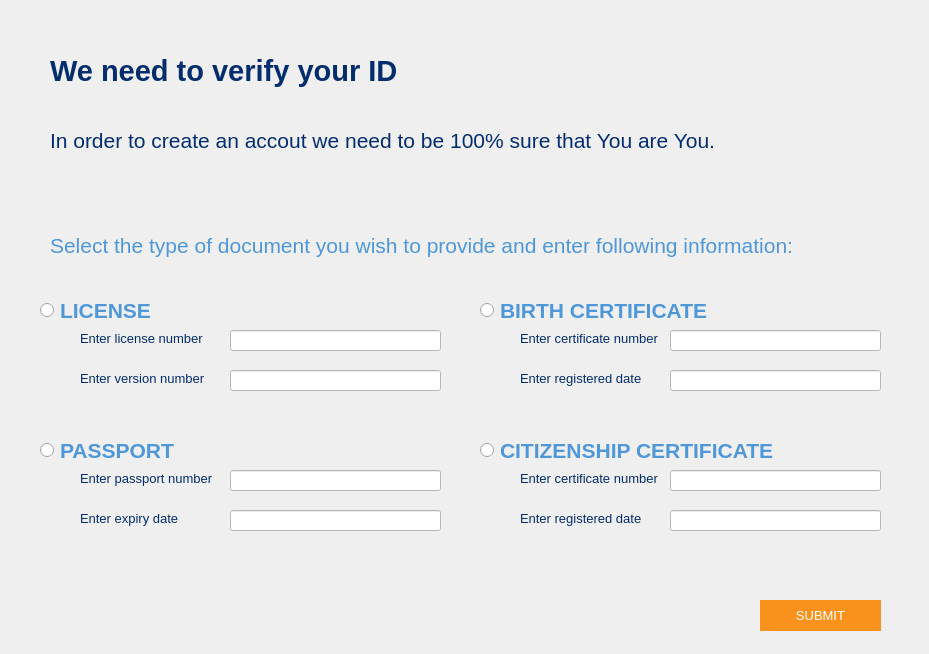
The window that MCR-app/verifyid.ui (maria-gedye/QTapp) describes before a commit, drawn with Qt 5.
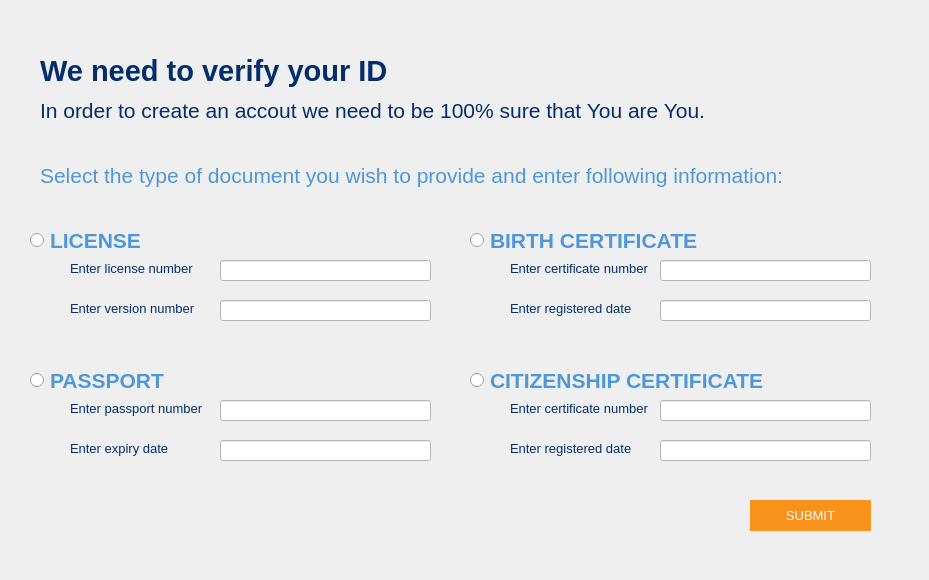
The same window after the commit.

The edit to the form file:
```diff
--- a/MCR-app/verifyid.ui
+++ b/MCR-app/verifyid.ui
@@ -7,17 +7,23 @@
     <x>0</x>
     <y>0</y>
     <width>929</width>
-    <height>654</height>
+    <height>580</height>
    </rect>
   </property>
+  <property name="minimumSize">
+   <size>
+    <width>929</width>
+    <height>580</height>
+   </size>
+  </property>
   <property name="windowTitle">
    <string>Dialog</string>
   </property>
   <widget class="QRadioButton" name="radioButton_ppt">
    <property name="geometry">
     <rect>
-     <x>40</x>
-     <y>440</y>
+     <x>30</x>
+     <y>370</y>
      <width>141</width>
      <height>20</height>
     </rect>
@@ -39,8 +45,8 @@
   <widget class="QRadioButton" name="radioButton_license">
    <property name="geometry">
     <rect>
-     <x>40</x>
-     <y>300</y>
+     <x>30</x>
+     <y>230</y>
      <width>161</width>
      <height>21</height>
     </rect>
@@ -69,8 +75,8 @@
   <widget class="QLineEdit" name="lineEdit_2C1">
    <property name="geometry">
     <rect>
-     <x>670</x>
-     <y>330</y>
+     <x>660</x>
+     <y>260</y>
      <width>211</width>
      <height>21</height>
     </rect>
@@ -83,8 +89,8 @@
   <widget class="QLabel" name="label_l1">
    <property name="geometry">
     <rect>
-     <x>80</x>
-     <y>330</y>
+     <x>70</x>
+     <y>260</y>
      <width>151</width>
      <height>16</height>
     </rect>
@@ -104,8 +110,8 @@
   <widget class="QLabel" name="label_cc2">
    <property name="geometry">
     <rect>
-     <x>520</x>
-     <y>510</y>
+     <x>510</x>
+     <y>440</y>
      <width>151</width>
      <height>16</height>
     </rect>
@@ -125,8 +131,8 @@
   <widget class="QPushButton" name="pushButton_submit">
    <property name="geometry">
     <rect>
-     <x>760</x>
-     <y>590</y>
+     <x>750</x>
+     <y>490</y>
      <width>121</width>
      <height>51</height>
     </rect>
@@ -150,8 +156,8 @@
   <widget class="QLineEdit" name="lineEdit_4CC2">
    <property name="geometry">
     <rect>
-     <x>670</x>
-     <y>510</y>
+     <x>660</x>
+     <y>440</y>
      <width>211</width>
      <height>21</height>
     </rect>
@@ -164,8 +170,8 @@
   <widget class="QLabel" name="label_p2">
    <property name="geometry">
     <rect>
-     <x>80</x>
-     <y>510</y>
+     <x>70</x>
+     <y>440</y>
      <width>151</width>
      <height>16</height>
     </rect>
@@ -185,8 +191,8 @@
   <widget class="QLineEdit" name="lineEdit_1L1">
    <property name="geometry">
     <rect>
-     <x>230</x>
-     <y>330</y>
+     <x>220</x>
+     <y>260</y>
      <width>211</width>
      <height>21</height>
     </rect>
@@ -199,8 +205,8 @@
   <widget class="QLineEdit" name="lineEdit_4CC1">
    <property name="geometry">
     <rect>
-     <x>670</x>
-     <y>470</y>
+     <x>660</x>
+     <y>400</y>
      <width>211</width>
      <height>21</height>
     </rect>
@@ -213,8 +219,8 @@
   <widget class="QLineEdit" name="lineEdit_3P1">
    <property name="geometry">
     <rect>
-     <x>230</x>
-     <y>470</y>
+     <x>220</x>
+     <y>400</y>
      <width>211</width>
      <height>21</height>
     </rect>
@@ -227,8 +233,8 @@
   <widget class="QLabel" name="label_c2">
    <property name="geometry">
     <rect>
-     <x>520</x>
-     <y>370</y>
+     <x>510</x>
+     <y>300</y>
      <width>151</width>
      <height>16</height>
     </rect>
@@ -248,8 +254,8 @@
   <widget class="QLabel" name="label_p1">
    <property name="geometry">
     <rect>
-     <x>80</x>
-     <y>470</y>
+     <x>70</x>
+     <y>400</y>
      <width>151</width>
      <height>16</height>
     </rect>
@@ -269,8 +275,8 @@
   <widget class="QRadioButton" name="radioButton_cc">
    <property name="geometry">
     <rect>
-     <x>480</x>
-     <y>440</y>
+     <x>470</x>
+     <y>370</y>
      <width>301</width>
      <height>20</height>
     </rect>
@@ -292,8 +298,8 @@
   <widget class="QLabel" name="label_l2">
    <property name="geometry">
     <rect>
-     <x>80</x>
-     <y>370</y>
+     <x>70</x>
+     <y>300</y>
      <width>151</width>
      <height>16</height>
     </rect>
@@ -313,8 +319,8 @@
   <widget class="QLineEdit" name="lineEdit_2C2">
    <property name="geometry">
     <rect>
-     <x>670</x>
-     <y>370</y>
+     <x>660</x>
+     <y>300</y>
      <width>211</width>
      <height>21</height>
     </rect>
@@ -327,8 +333,8 @@
   <widget class="QRadioButton" name="radioButton_cer">
    <property name="geometry">
     <rect>
-     <x>480</x>
-     <y>300</y>
+     <x>470</x>
+     <y>230</y>
      <width>241</width>
      <height>20</height>
     </rect>
@@ -350,8 +356,8 @@
   <widget class="QLineEdit" name="lineEdit_3P2">
    <property name="geometry">
     <rect>
-     <x>230</x>
-     <y>510</y>
+     <x>220</x>
+     <y>440</y>
      <width>211</width>
      <height>21</height>
     </rect>
@@ -364,8 +370,8 @@
   <widget class="QLabel" name="label_select">
    <property name="geometry">
     <rect>
-     <x>50</x>
-     <y>200</y>
+     <x>40</x>
+     <y>130</y>
      <width>811</width>
      <height>91</height>
     </rect>
@@ -387,8 +393,8 @@
   <widget class="QLabel" name="label_cc1">
    <property name="geometry">
     <rect>
-     <x>520</x>
-     <y>470</y>
+     <x>510</x>
+     <y>400</y>
      <width>151</width>
      <height>16</height>
     </rect>
@@ -408,7 +414,7 @@
   <widget class="QLabel" name="label_weNeedId">
    <property name="geometry">
     <rect>
-     <x>50</x>
+     <x>40</x>
      <y>30</y>
      <width>581</width>
      <height>81</height>
@@ -432,8 +438,8 @@
   <widget class="QLabel" name="label_c1">
    <property name="geometry">
     <rect>
-     <x>520</x>
-     <y>330</y>
+     <x>510</x>
+     <y>260</y>
      <width>151</width>
      <height>16</height>
     </rect>
@@ -453,8 +459,8 @@
   <widget class="QLabel" name="label_4">
    <property name="geometry">
     <rect>
-     <x>50</x>
-     <y>120</y>
+     <x>40</x>
+     <y>90</y>
      <width>761</width>
      <height>41</height>
     </rect>
@@ -481,8 +487,8 @@
   <widget class="QLineEdit" name="lineEdit_1L2">
    <property name="geometry">
     <rect>
-     <x>230</x>
-     <y>370</y>
+     <x>220</x>
+     <y>300</y>
      <width>211</width>
      <height>21</height>
     </rect>
```
